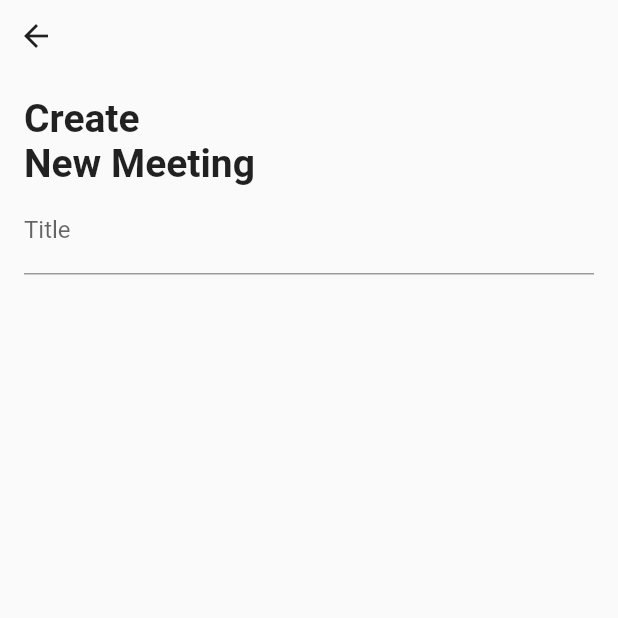
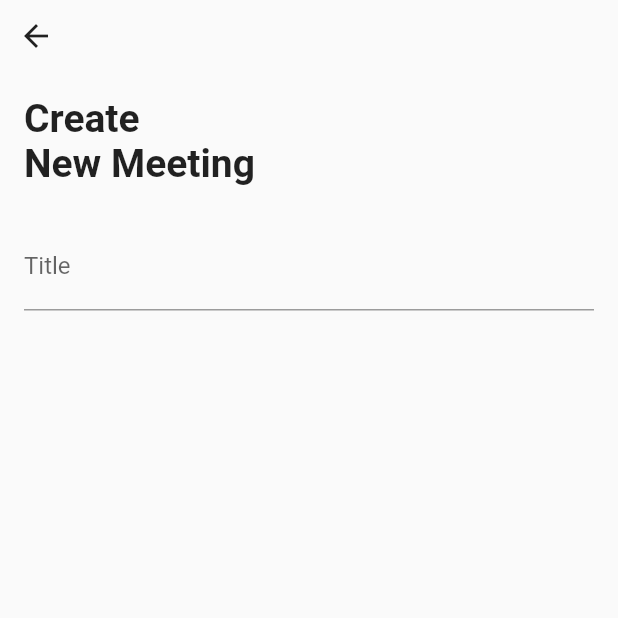
Before and after one commit to JAICHANGPARK/flutter_notebook_18th_story, a Flutter app: the screen it shows after launch, on a phone screen of 412 x 824 dp, the top half of it. Run offline on Flutter 3.47's test engine with Material 2 defaults, Android fonts, the phone set to English and light mode, and no system bars; our stand-ins replace cached_network_image, dotted_border, flutter_lorem, flutter_riverpod, flutter_svg, freezed_annotation and 4 more.

Commit message:
Update meeting_create_page.dart

```diff
--- a/lib/ep1088_meeting_app/src/ui/meeting_create_page.dart
+++ b/lib/ep1088_meeting_app/src/ui/meeting_create_page.dart
@@ -39,9 +39,12 @@ class _MeetingCreatePageState extends State<MeetingCreatePage> {
                     ),
                   ),
 
+                  SizedBox(height: 24,),
+
                   TextField(
                     decoration: InputDecoration(
-                      label: Text("Title")
+                      label: Text("Title"),
+
                     ),
                   )
                 ],
```
